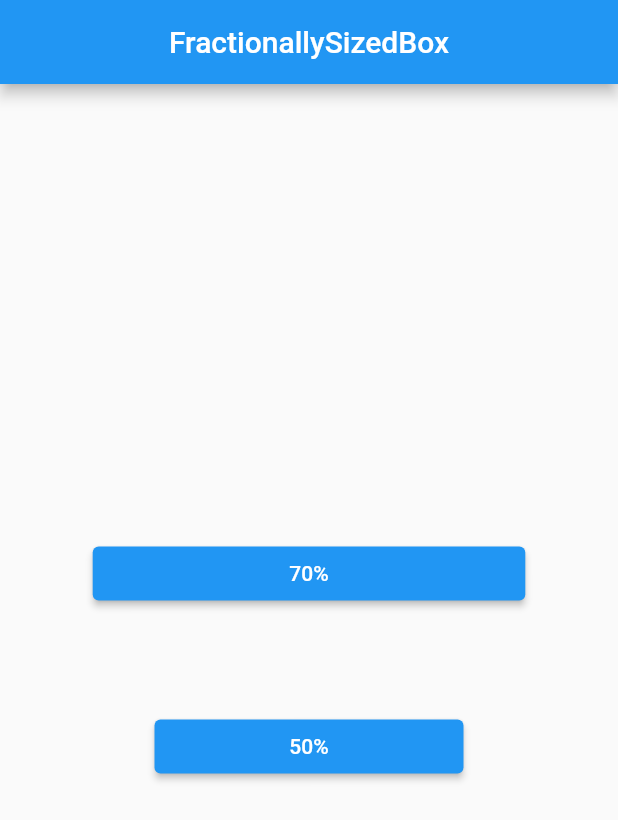
After one commit to nobushiueshi/flutter_widget_of_the_week, a Flutter app: the SamplePage051 screen opened directly, on a phone screen of 412 x 824 dp. The commit adds this screen. Shown: the top 820 px of the screen. Run offline on Flutter 3.47's test engine with Material 2 defaults, Android fonts, the phone set to English and light mode, and no system bars.

Commit message:
#051 FractionallySizedBoxを追加.

```diff
--- a/lib/presentation/pages/sample/sample050_page_data_list.dart
+++ b/lib/presentation/pages/sample/sample050_page_data_list.dart
@@ -1,6 +1,11 @@
 import 'package:flutter_widget_of_the_week/presentation/pages/sample/sample_page_data.dart';
 import 'package:flutter_widget_of_the_week/presentation/pages/sample050/sample_page_050.dart';
+import 'package:flutter_widget_of_the_week/presentation/pages/sample050/sample_page_051.dart';
 
 final sample050PageDataList = <SamplePageData>[
+  SamplePageData(
+    name: '#51 FractionallySizedBox',
+    widget: const SamplePage051(),
+  ),
   SamplePageData(name: '#50 AnimatedOpacity', widget: const SamplePage050()),
 ];
--- /dev/null
+++ b/lib/presentation/pages/sample050/sample_page_051.dart
@@ -0,0 +1,45 @@
+import 'package:flutter/material.dart';
+
+class SamplePage051 extends StatelessWidget {
+  const SamplePage051({
+    Key? key,
+  }) : super(key: key);
+
+  @override
+  Widget build(BuildContext context) {
+    return Scaffold(
+      appBar: AppBar(
+        title: const Text('FractionallySizedBox'),
+        centerTitle: true,
+      ),
+      body: SafeArea(
+        child: Center(
+          child: Column(
+            mainAxisAlignment: MainAxisAlignment.center,
+            children: [
+              FractionallySizedBox(
+                widthFactor: 0.7,
+                child: ElevatedButton(
+                  onPressed: () {},
+                  child: const Text('70%'),
+                ),
+              ),
+              const Flexible(
+                child: FractionallySizedBox(
+                  heightFactor: 0.1,
+                ),
+              ),
+              FractionallySizedBox(
+                widthFactor: 0.5,
+                child: ElevatedButton(
+                  onPressed: () {},
+                  child: const Text('50%'),
+                ),
+              ),
+            ],
+          ),
+        ),
+      ),
+    );
+  }
+}
```
Also changed, not shown: 1 other file.
